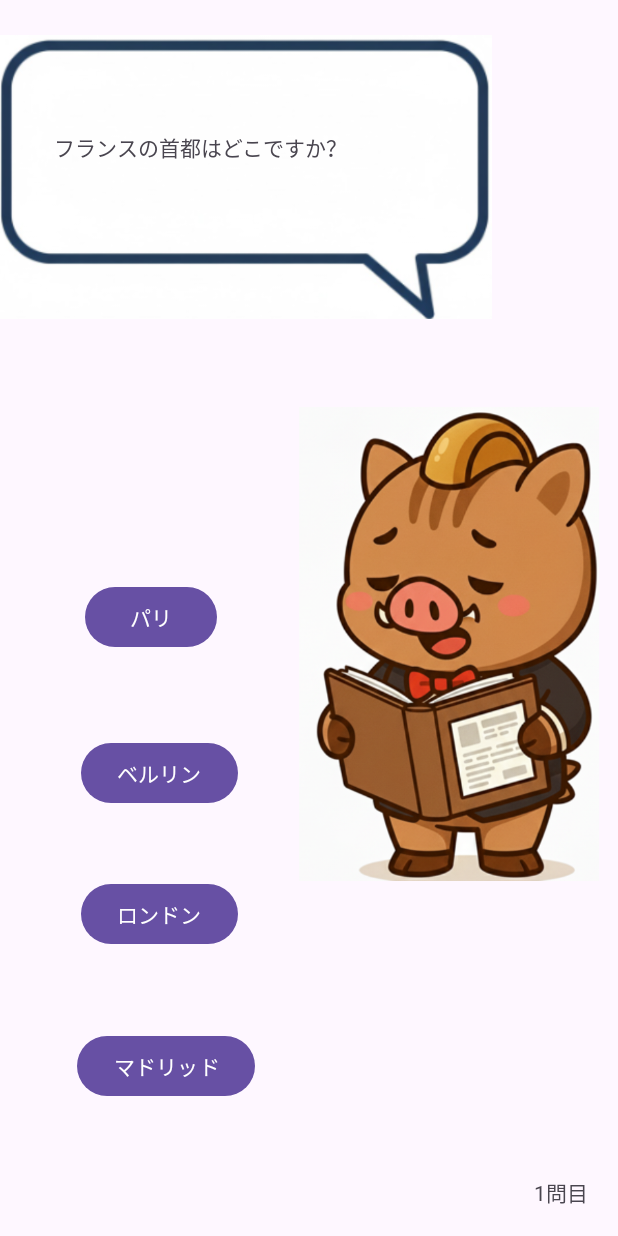
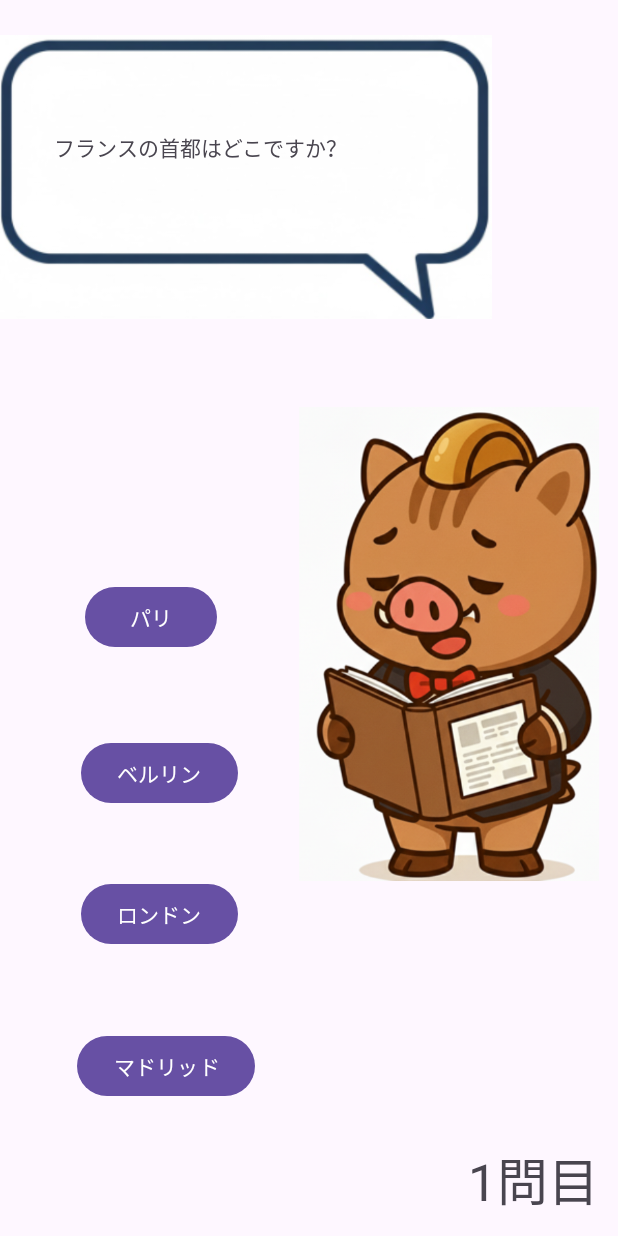
Before and after one commit to konan-pbl-2025/Mr_Q, an Android app: the MainActivity screen opened directly, with no data from a screen before it, on a phone screen of 412 x 824 dp. Run offline under Robolectric (Android 15) with nearby library versions, the light colour scheme and no system bars.

Commit message:
All tasks be done

```diff
--- a/app/src/main/res/layout/activity_main.xml
+++ b/app/src/main/res/layout/activity_main.xml
@@ -93,9 +93,10 @@
 
     <TextView
         android:id="@+id/displayCurrentIndex"
-        android:layout_width="56dp"
-        android:layout_height="21dp"
+        android:layout_width="100dp"
+        android:layout_height="45dp"
         android:text="TextView"
+        android:textSize="34sp"
         app:layout_constraintBottom_toBottomOf="parent"
         app:layout_constraintEnd_toEndOf="parent"
         app:layout_constraintHorizontal_bias="1.0"
```
